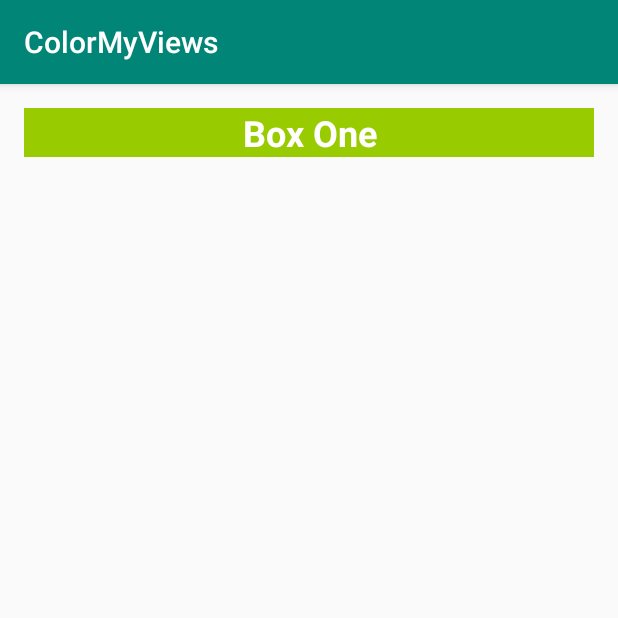
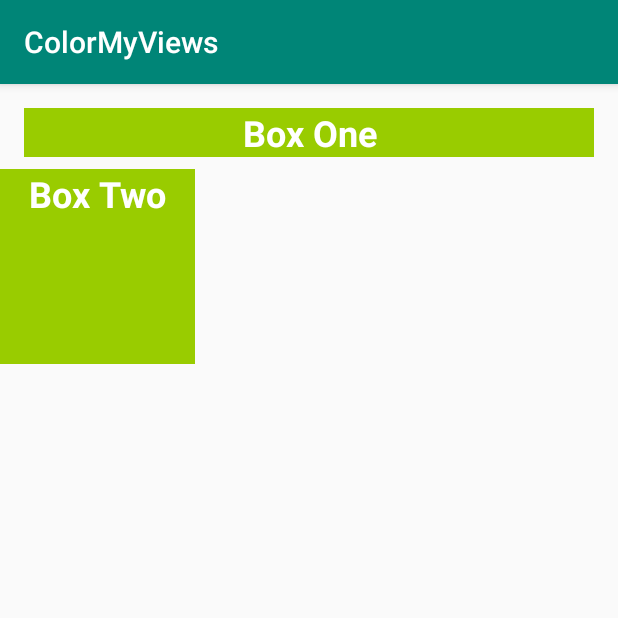
Before and after one commit to Haider8/ColourMyViews-Android, an Android app: the screen it shows after launch (MainActivity), on a phone screen of 412 x 824 dp, the top half of it. Run offline under Robolectric (Android 15) with nearby library versions, the phone set to English and light mode, and no system bars; Roboto replaces fonts that are not available here.

Commit message:
add box two

```diff
--- a/app/src/main/res/layout/activity_main.xml
+++ b/app/src/main/res/layout/activity_main.xml
@@ -16,5 +16,12 @@
             android:layout_marginTop="@dimen/margin_wide" app:layout_constraintTop_toTopOf="parent"
             android:layout_marginStart="@dimen/margin_wide" android:layout_marginEnd="@dimen/margin_wide"
             style="@style/whiteBox" android:id="@+id/box_one_text"/>
+    <TextView
+            android:text="@string/box_two"
+            android:layout_width="130dp"
+            android:layout_height="130dp"
+            tools:layout_editor_absoluteX="16dp" android:id="@+id/box_two_text" android:layout_marginTop="8dp"
+            app:layout_constraintTop_toBottomOf="@+id/box_one_text" style="@style/whiteBox"
+    />
 
 </androidx.constraintlayout.widget.ConstraintLayout>
```
Also changed, not shown: app/src/main/res/values/strings.xml (+7 -0 lines).
